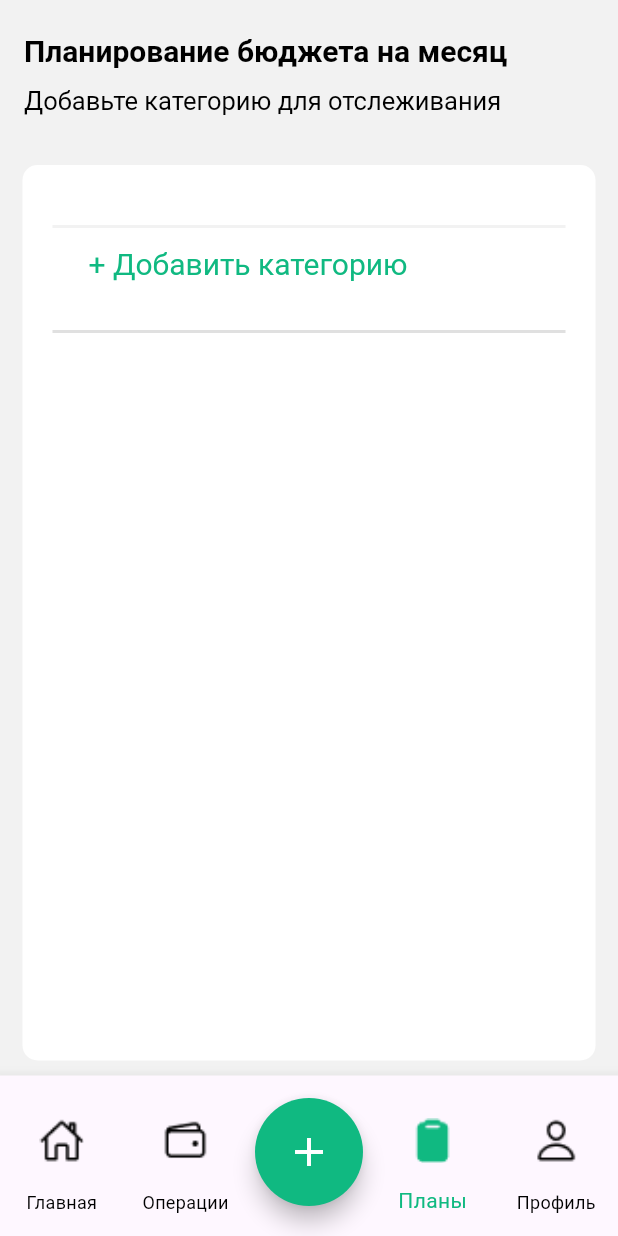
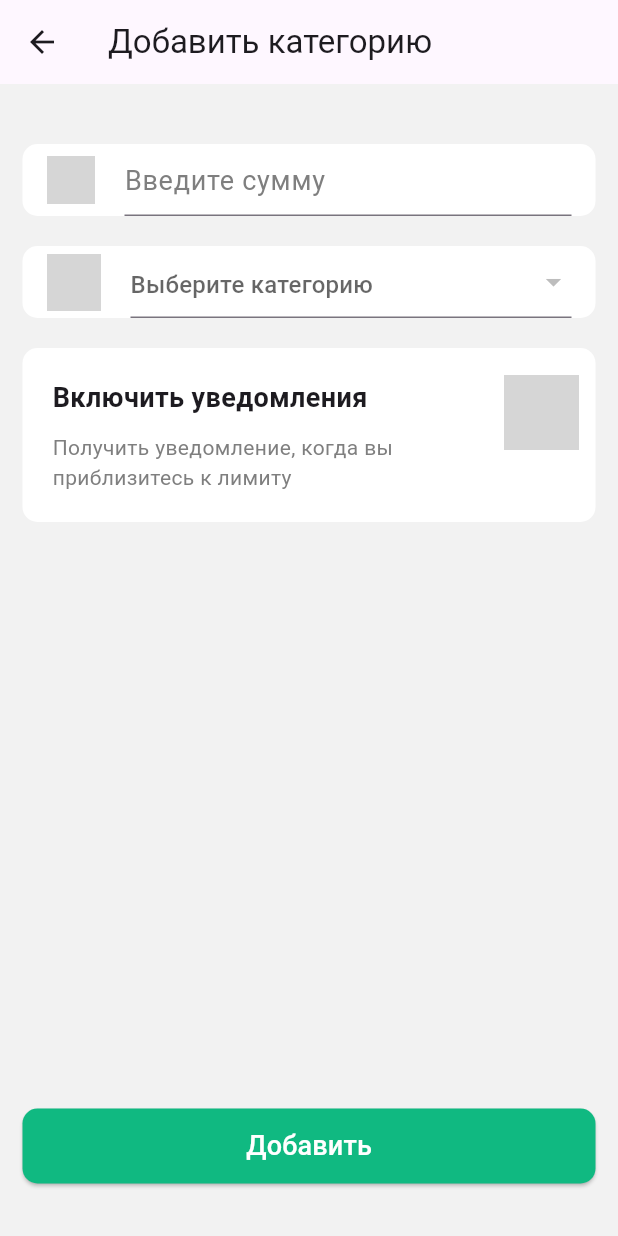
Before and after one commit to ParZival6677/finance_app, a Flutter app: the screen it shows after launch, item 4 of the bottom bar chosen, after a tap on "+ Добавить категорию", on a phone screen of 412 x 824 dp. Run offline on Flutter 3.47's test engine with Material 3 defaults, Android fonts, the phone set to English and light mode, and no system bars; our stand-ins replace flutter_map, intl_phone_number_input, latlong2, sqflite; accounts and stored records are empty; grey boxes are pictures that could not be loaded.

Commit message:
Updating some functionality

```diff
--- a/lib/AddAccountPage.dart
+++ b/lib/AddAccountPage.dart
@@ -185,7 +185,7 @@ class _AddAccountPageState extends State<AddAccountPage> {
                 Padding(
                   padding: const EdgeInsets.symmetric(horizontal: 15.0),
                   child: Container(
-                    padding: EdgeInsets.fromLTRB(20, 20, 130, 20),
+                    padding: EdgeInsets.fromLTRB(20, 20, 165, 20),
                     decoration: BoxDecoration(
                       color: Colors.white,
                       borderRadius: BorderRadius.circular(10.0),
--- /dev/null
+++ b/lib/AddPlansPage.dart
@@ -0,0 +1,296 @@
+import 'package:flutter/material.dart';
+import 'database.dart';
+
+// сохранить plannedAmount из ввода пользователя, и использовать amount из выбранной
+// категории, нужно изменить немного логику сохранения планов.
+// нужно чтобы:
+// 1) plannedAmount вводился пользователем.
+// 2) amount брался из выбранной категории.
+// 3) Изменить метод _savePlans для получения и сохранения этих значений соответственно
+
+class AddPlansPage extends StatefulWidget {
+  @override
+  _AddPlansPageState createState() => _AddPlansPageState();
+}
+
+class _AddPlansPageState extends State<AddPlansPage> {
+  late TextEditingController _amountController;
+  String _selectedCategory = '';
+  String _selectedIconPath = 'assets/icons/nalichka.png';
+  bool _excludeNotifications = false;
+  List<Map<String, dynamic>> _categories = [];
+
+  @override
+  void initState() {
+    super.initState();
+    _amountController = TextEditingController();
+    _loadCategories();
+  }
+
+  Future<void> _loadCategories() async {
+    List<Map<String, dynamic>> savingsCategories = await DatabaseHelper().getSavings();
+    List<Map<String, dynamic>> accountsCategories = await DatabaseHelper().getAccounts();
+    setState(() {
+      _categories = savingsCategories + accountsCategories;
+    });
+  }
+
+  @override
+  void dispose() {
+    _amountController.dispose();
+    super.dispose();
+  }
+
+  @override
+  Widget build(BuildContext context) {
+    return Scaffold(
+      appBar: AppBar(
+        title: Text('Добавить категорию'),
+      ),
+      body: Column(
+        children: [
+          Expanded(
+            child: SingleChildScrollView(
+              child: Column(
+                crossAxisAlignment: CrossAxisAlignment.start,
+                children: [
+                  SizedBox(height: 20),
+                  Padding(
+                    padding: const EdgeInsets.symmetric(horizontal: 15.0, vertical: 20.0),
+                    child: Container(
+                      padding: EdgeInsets.symmetric(horizontal: 16.0),
+                      decoration: BoxDecoration(
+                        color: Colors.white,
+                        borderRadius: BorderRadius.circular(10.0),
+                      ),
+                      child: Row(
+                        children: [
+                          Image.asset(
+                            'assets/icons/cash-outline.png',
+                            width: 32.0,
+                            height: 32.0,
+                            scale: 0.8,
+                          ),
+                          SizedBox(width: 20.0),
+                          Expanded(
+                            child: TextField(
+                              controller: _amountController,
+                              decoration: InputDecoration(
+                                hintText: 'Введите сумму',
+                                hintStyle: TextStyle(
+                                  color: Color(0xFF7F7F7F),
+                                  fontSize: 18.0,
+                                ),
+                                border: UnderlineInputBorder(
+                                  borderSide: BorderSide(color: Colors.black),
+                                ),
+                                focusedBorder: UnderlineInputBorder(
+                                  borderSide: BorderSide(color: Colors.black),
+                                ),
+                              ),
+                              keyboardType: TextInputType.number,
+                              style: TextStyle(fontSize: 18.0),
+                            ),
+                          ),
+                        ],
+                      ),
+                    ),
+                  ),
+                  Padding(
+                    padding: const EdgeInsets.symmetric(horizontal: 15.0),
+                    child: Container(
+                      padding: EdgeInsets.symmetric(horizontal: 16.0),
+                      decoration: BoxDecoration(
+                        color: Colors.white,
+                        borderRadius: BorderRadius.circular(10.0),
+                      ),
+                      child: Row(
+                        children: [
+                          Image.asset(
+                            _selectedIconPath,
+                            width: 36.0,
+                            height: 38.0,
+                            scale: 0.9,
+                          ),
+                          SizedBox(width: 20.0),
+                          Expanded(
+                            child: DropdownButtonFormField<String>(
+                              dropdownColor: Colors.white,
+                              value: _selectedCategory.isEmpty ? null : _selectedCategory,
+                              items: _categories.map((category) {
+                                return DropdownMenuItem<String>(
+                                  value: category['category'],
+                                  child: Row(
+                                    children: [
+                                      if (_selectedCategory != category['category'])
+                                        Image.asset(
+                                          category['iconPath'],
+                                          width: 24.0,
+                                          height: 24.0,
+                                          scale: 0.9,
+                                        ),
+                                      SizedBox(width: 12.0),
+                                      Text(category['category']),
+                                    ],
+                                  ),
+                                );
+                              }).toList(),
+                              onChanged: (value) async {
+                                if (value != null) {
+                                  String iconPath = await _getCategoryIcon(value);
+                                  setState(() {
+                                    _selectedCategory = value;
+                                    _selectedIconPath = iconPath;
+                                  });
+                                }
+                              },
+                              decoration: InputDecoration(
+                                hintText: 'Выберите категорию',
+                                hintStyle: TextStyle(
+                                  color: Color(0xFF7F7F7F),
+                                  fontSize: 18.0,
+                                ),
+                                border: UnderlineInputBorder(
+                                  borderSide: BorderSide(color: Colors.black),
+                                ),
+                                focusedBorder: UnderlineInputBorder(
+                                  borderSide: BorderSide(color: Colors.black),
+                                ),
+                              ),
+                            ),
+                          ),
+                        ],
+                      ),
+                    ),
+                  ),
+                  SizedBox(height: 20),
+                  Stack(
+                    children: [
+                      Padding(
+                        padding: const EdgeInsets.symmetric(horizontal: 15.0),
+                        child: Container(
+                          padding: EdgeInsets.fromLTRB(20, 20, 120, 20),
+                          decoration: BoxDecoration(
+                            color: Colors.white,
+                            borderRadius: BorderRadius.circular(10.0),
+                          ),
+                          child: Column(
+                            crossAxisAlignment: CrossAxisAlignment.start,
+                            children: [
+                              Text(
+                                'Включить уведомления',
+                                style: TextStyle(
+                                  fontSize: 18,
+                                  fontWeight: FontWeight.bold,
+                                ),
+                              ),
+                              SizedBox(height: 10.0),
+                              Text(
+                                'Получить уведомление, когда вы приблизитесь к лимиту',
+                                style: TextStyle(
+                                  fontSize: 14.0,
+                                  color: Color(0xFF7F7F7F),
+                                ),
+                                textAlign: TextAlign.left,
+                              ),
+                            ],
+                          ),
+                        ),
+                      ),
+                      Positioned(
+                        top: 10,
+                        right: 18,
+                        child: IconButton(
+                          icon: Image.asset(
+                            _excludeNotifications
+                                ? 'assets/icons/switch-enabled.png'
+                                : 'assets/icons/switch-disabled.png',
+                            width: 50.0,
+                            height: 50.0,
+                            scale: 0.9,
+                          ),
+                          onPressed: () {
+                            setState(() {
+                              _excludeNotifications = !_excludeNotifications;
+                            });
+                          },
+                        ),
+                      ),
+                    ],
+                  ),
+                  SizedBox(height: 20),
+                ],
+              ),
+            ),
+          ),
+          SizedBox(height: 20),
+          Padding(
+            padding: const EdgeInsets.symmetric(horizontal: 15.0),
+            child: SizedBox(
+              width: double.infinity,
+              child: ElevatedButton(
+                onPressed: () {
+                  _savePlans(context);
+                },
+                style: ButtonStyle(
+                  backgroundColor: MaterialStateProperty.all<Color>(Color(0xFF10B981)),
+                  shape: MaterialStateProperty.all<RoundedRectangleBorder>(
+                    RoundedRectangleBorder(
+                      borderRadius: BorderRadius.circular(10),
+                    ),
+                  ),
+                ),
+                child: Padding(
+                  padding: const EdgeInsets.symmetric(vertical: 12.0),
+                  child: Text(
+                    'Добавить',
+                    style: TextStyle(fontSize: 18, color: Colors.white),
+                  ),
+                ),
+              ),
+            ),
+          ),
+          SizedBox(height: 35.0),
+        ],
+      ),
+    );
+  }
+
+  Future<String> _getCategoryIcon(String category) async {
+    String iconPath = await DatabaseHelper().getCategoryIconsSavings(category);
+    if (iconPath.isEmpty) {
+      iconPath = await DatabaseHelper().getAccountsCategoryIcons(category);
+    }
+    return iconPath;
+  }
+
+  void _savePlans(BuildContext context) {
+    double amount = double.tryParse(_amountController.text) ?? 0.0;
+
+    if (amount <= 0) {
+      ScaffoldMessenger.of(context).showSnackBar(
+        SnackBar(
+          content: Text('Введите корректную сумму'),
+        ),
+      );
+      return;
+    }
+
+    // Insert plan data into the database
+    DatabaseHelper().insertPlans(amount, _selectedCategory, _selectedIconPath, amount).then((planId) {
+      if (planId != -1) {
+        ScaffoldMessenger.of(context).showSnackBar(
+          SnackBar(
+            content: Text('Сумма успешно добавлена в базу данных'),
+          ),
+        );
+      } else {
+        ScaffoldMessenger.of(context).showSnackBar(
+          SnackBar(
+            content: Text('Ошибка при добавлении суммы в базу данных'),
+          ),
+        );
+      }
+    });
+  }
+}
--- a/lib/PlanningPage.dart
+++ b/lib/PlanningPage.dart
@@ -1,6 +1,8 @@
 import 'package:flutter/material.dart';
+import 'database.dart';
 import 'main.dart';
 import 'ProfilePage.dart';
+import 'AddPlansPage.dart';
 
 class PlanningPage extends StatefulWidget {
   @override
@@ -9,6 +11,20 @@ class PlanningPage extends StatefulWidget {
 
 class _PlanningPageState extends State<PlanningPage> {
   int _selectedIndex = 3;
+  List<Map<String, dynamic>> _plans = [];
+
+  @override
+  void initState() {
+    super.initState();
+    _loadPlans();
+  }
+
+  Future<void> _loadPlans() async {
+    List<Map<String, dynamic>> plans = await DatabaseHelper().getPlans();
+    setState(() {
+      _plans = plans;
+    });
+  }
 
   @override
   Widget build(BuildContext context) {
@@ -16,14 +32,11 @@ class _PlanningPageState extends State<PlanningPage> {
       appBar: AppBar(
         backgroundColor: Color(0xFFF2F2F2),
         elevation: 0,
-        title: Row(
-          mainAxisAlignment: MainAxisAlignment.spaceBetween,
-          children: [
-            Column(
+        title: Column(
           crossAxisAlignment: CrossAxisAlignment.start,
           children: [
             Text(
-                  'Планирование бюджета на месяц', // Заголовок страницы
+              'Планирование бюджета на месяц',
               style: TextStyle(
                 color: Colors.black,
                 fontSize: 20.0,
@@ -32,13 +45,11 @@ class _PlanningPageState extends State<PlanningPage> {
             ),
             SizedBox(height: 10),
             Text(
-                  'Добавьте категорию для отслеживания', // Заголовок страницы
+              'Добавьте категорию для отслеживания',
               style: TextStyle(
                 color: Colors.black,
                 fontSize: 17.0,
               ),
-                ),
-              ],
             ),
           ],
         ),
@@ -54,20 +65,74 @@ class _PlanningPageState extends State<PlanningPage> {
             borderRadius: BorderRadius.circular(10.0),
           ),
           child: Column(
+            crossAxisAlignment: CrossAxisAlignment.start,
             children: [
-              Row(
-                children: [
-                  SizedBox(height: 20.0),
-                  Expanded(
+              for (var plan in _plans)
+                InkWell(
+                  onTap: () {
+                    // Implement navigation to edit plan page
+                  },
+                  child: Container(
+                    width: double.infinity,
+                    padding: EdgeInsets.symmetric(horizontal: 16.0, vertical: 12.0),
+                    decoration: BoxDecoration(
+                      color: Colors.white,
+                      borderRadius: BorderRadius.circular(8.0),
+                    ),
                     child: Column(
                       crossAxisAlignment: CrossAxisAlignment.start,
                       children: [
                         Row(
+                          mainAxisAlignment: MainAxisAlignment.spaceBetween,
                           children: [
-
+                            Row(
+                              children: [
+                                SizedBox(
+                                  width: 36.0,
+                                  child: Image.asset(
+                                    plan['iconPath'] ?? 'assets/icons/default-icon.png',
+                                    width: 40.0,
+                                    height: 40.0,
+                                    scale: 0.7,
+                                  ),
+                                ),
+                                SizedBox(width: 15.0),
+                                Text(
+                                  plan['category'] ?? '',
+                                  style: TextStyle(
+                                    color: Colors.black,
+                                    fontSize: 18,
+                                    fontWeight: FontWeight.bold,
+                                  ),
+                                ),
                               ],
                             ),
-                        SizedBox(height: 20.0),
+                            Column(
+                              crossAxisAlignment: CrossAxisAlignment.end,
+                              children: [
+                                Text(
+                                  '${plan['amount']} \u20B8',
+                                  style: TextStyle(
+                                    color: Colors.grey,
+                                    fontSize: 18,
+                                  ),
+                                ),
+                                SizedBox(height: 5),
+                                Text(
+                                  '${plan['plannedAmount']} \u20B8',
+                                  style: TextStyle(
+                                    color: Color(0xFF10B981),
+                                    fontSize: 18,
+                                  ),
+                                ),
+                              ],
+                            ),
+                          ],
+                        ),
+                      ],
+                    ),
+                  ),
+                ),
               Container(
                 width: double.infinity,
                 height: 2.0,
@@ -76,7 +141,12 @@ class _PlanningPageState extends State<PlanningPage> {
               Row(
                 children: [
                   ElevatedButton(
-                              onPressed: () {},
+                    onPressed: () {
+                      Navigator.push(
+                        context,
+                        MaterialPageRoute(builder: (context) => AddPlansPage()),
+                      );
+                    },
                     child: Text(
                       '+ Добавить категорию',
                       style: TextStyle(
@@ -100,29 +170,6 @@ class _PlanningPageState extends State<PlanningPage> {
             ],
           ),
         ),
-                ],
-              ),
-              SizedBox(height: 20.0), // Пространство между контейнерами
-              Container(
-                height: 2.0, // Горизонтальная полоса деления
-                color: Colors.grey[300],
-              ),
-              SizedBox(height: 20.0), // Пространство между контейнерами
-              Row(
-                children: [
-                  Expanded(
-                    child: Column(
-                      crossAxisAlignment: CrossAxisAlignment.start,
-                      children: [
-                        // Здесь добавьте ваш второй контейнер и его содержимое
-                      ],
-                    ),
-                  ),
-                ],
-              ),
-            ],
-          ),
-        ),
       ),
 
       bottomNavigationBar: BottomNavigationBar(
@@ -133,7 +180,6 @@ class _PlanningPageState extends State<PlanningPage> {
             _selectedIndex = index;
             switch (index) {
               case 0:
-                // Navigate to the HomePage
                 Navigator.push(
                   context,
                   MaterialPageRoute(builder: (context) => HomePage()),
@@ -141,24 +187,17 @@ class _PlanningPageState extends State<PlanningPage> {
                 break;
               case 1:
               // Navigate to the OperationPage
-              //   Navigator.push(
-              //     context,
-              //     MaterialPageRoute(builder: (context) => OperationsPage()),
-              //   );
                 break;
               case 2:
               // Navigate to the Adding Page
-
                 break;
               case 3:
-                // Navigate to the PlanningPage
                 Navigator.push(
                   context,
                   MaterialPageRoute(builder: (context) => PlanningPage()),
                 );
                 break;
               case 4:
-              // Navigate to the ProfilePage
                 Navigator.push(
                   context,
                   MaterialPageRoute(builder: (context) => ProfilePage()),
--- a/lib/main.dart
+++ b/lib/main.dart
@@ -1,5 +1,5 @@
 import 'package:flutter/material.dart';
-
+import 'package:provider/provider.dart';
 import 'PlanningPage.dart';
 import 'Notifications.dart';
 import 'ProfilePage.dart';
--- a/pubspec.yaml
+++ b/pubspec.yaml
@@ -40,6 +40,10 @@ dependencies:
   intl: ^0.19.0
   equatable: ^2.0.5
   intl_phone_number_input: ^0.7.4
+  provider: ^6.1.2
+  flutter_map: ^6.1.0
+  latlong2: ^0.9.1
+  flutter_map_marker_cluster: ^1.3.6
 
 dev_dependencies:
   flutter_test:
@@ -51,6 +55,7 @@ dev_dependencies:
   # package. See that file for information about deactivating specific lint
   # rules and activating additional ones.
   flutter_lints: ^3.0.0
+  build_runner: ^2.4.9
 
 # For information on the generic Dart part of this file, see the
 # following page: https://dart.dev/tools/pub/pubspec
```
Also changed, not shown: lib/MapsPage.dart (added, +99 -0 lines), lib/ProfilePage.dart (+21 -10 lines), lib/database.dart (+121 -0 lines), pubspec.lock, 1 other file. Lines whose indentation alone changed are shown as unchanged.
